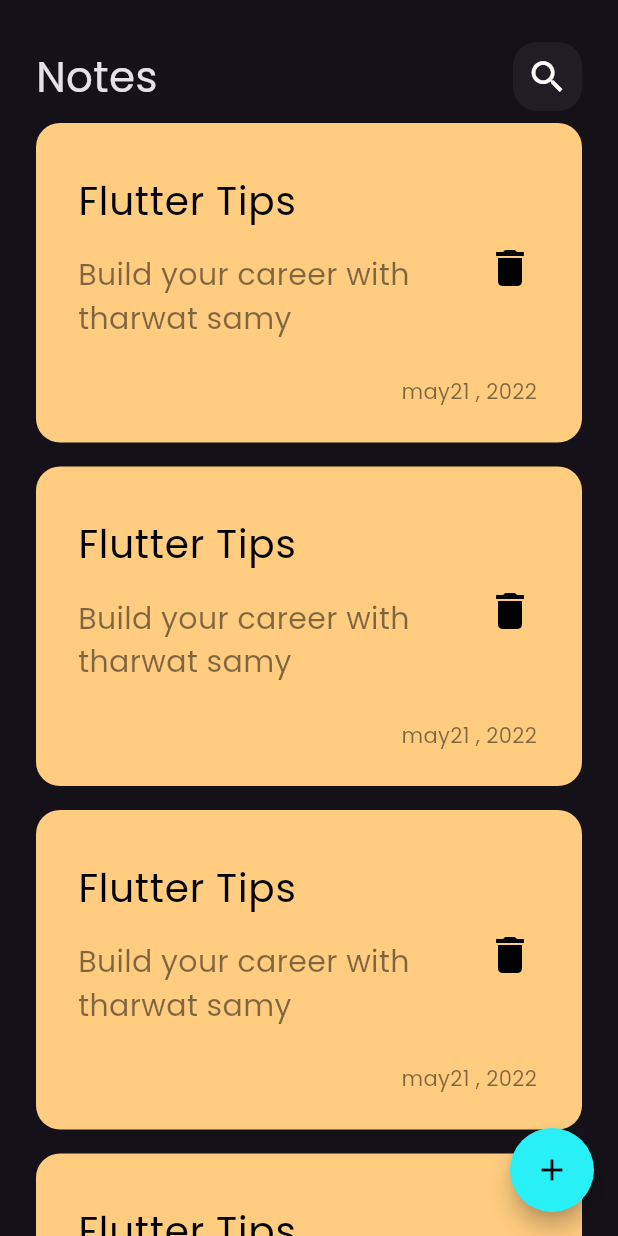
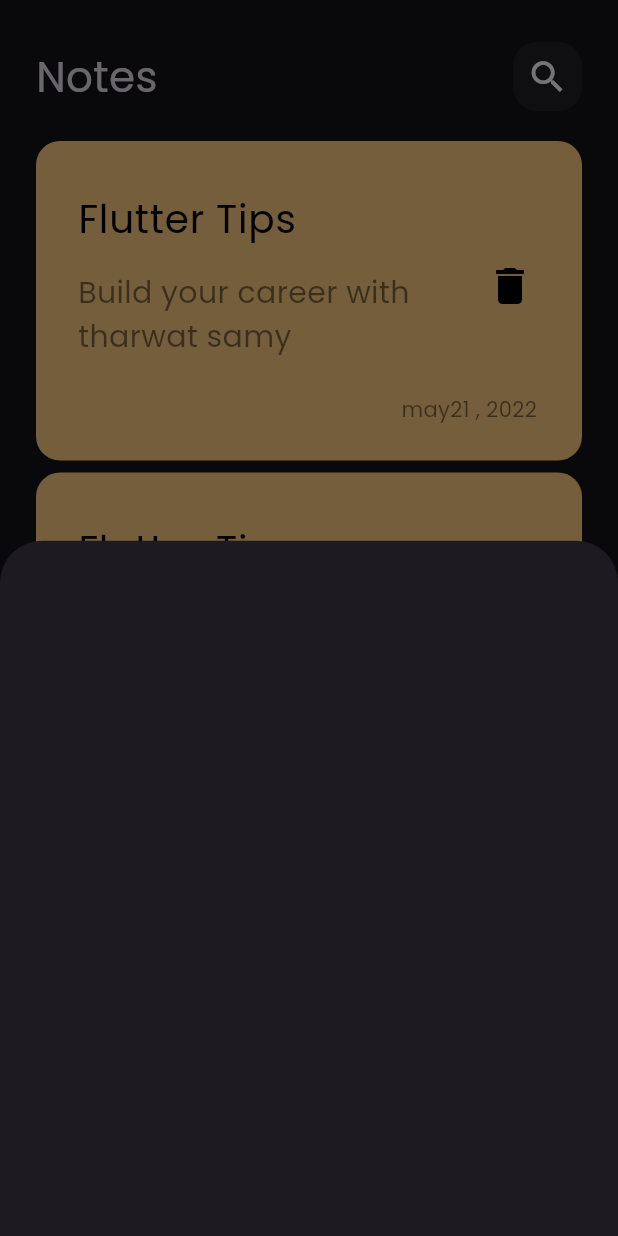
Before and after one commit to Youssef-Taqi-Eldeen/notes_app, a Flutter app: the screen it shows after launch, after a tap on the "add" icon, on a phone screen of 412 x 824 dp. Run offline on Flutter 3.47's test engine with Material 3 defaults, Android fonts, the phone set to English and light mode, and no system bars.

Commit message:
show model bottom sheet

```diff
--- a/lib/views/notes_view.dart
+++ b/lib/views/notes_view.dart
@@ -1,4 +1,5 @@
 import 'package:flutter/material.dart';
+import 'package:notes_app/widgets/add_note_bottom_sheet.dart';
 import 'package:notes_app/widgets/notes_view_body.dart';
 
 class NotesView extends StatelessWidget {
@@ -10,7 +11,13 @@ class NotesView extends StatelessWidget {
       floatingActionButton: FloatingActionButton(
         shape: const CircleBorder(),
         backgroundColor: const Color.fromARGB(255, 41, 239, 246),
-        onPressed: () {},
+        onPressed: () {
+          showModalBottomSheet(
+              context: context,
+              builder: (context) {
+                return const AddNoteBottomSheet();
+              });
+        },
         child: const Icon(
           Icons.add,
           color: Colors.black,
--- /dev/null
+++ b/lib/widgets/add_note_bottom_sheet.dart
@@ -0,0 +1,10 @@
+import 'package:flutter/material.dart';
+
+class AddNoteBottomSheet extends StatelessWidget {
+  const AddNoteBottomSheet({super.key});
+
+  @override
+  Widget build(BuildContext context) {
+    return Container();
+  }
+}
--- a/lib/widgets/notes_list_view.dart
+++ b/lib/widgets/notes_list_view.dart
@@ -6,11 +6,16 @@ class NotesListView extends StatelessWidget {
 
   @override
   Widget build(BuildContext context) {
-    return ListView.builder(itemBuilder: (context, index) {
-      return const Padding(
-        padding: EdgeInsets.symmetric(vertical: 8),
-        child: NoteItem(),
-      );
-    });
+    return Padding(
+      padding: const EdgeInsets.symmetric(vertical: 16),
+      child: ListView.builder(
+          padding: EdgeInsets.zero,
+          itemBuilder: (context, index) {
+            return const Padding(
+              padding: EdgeInsets.symmetric(vertical: 4),
+              child: NoteItem(),
+            );
+          }),
+    );
   }
 }
```
